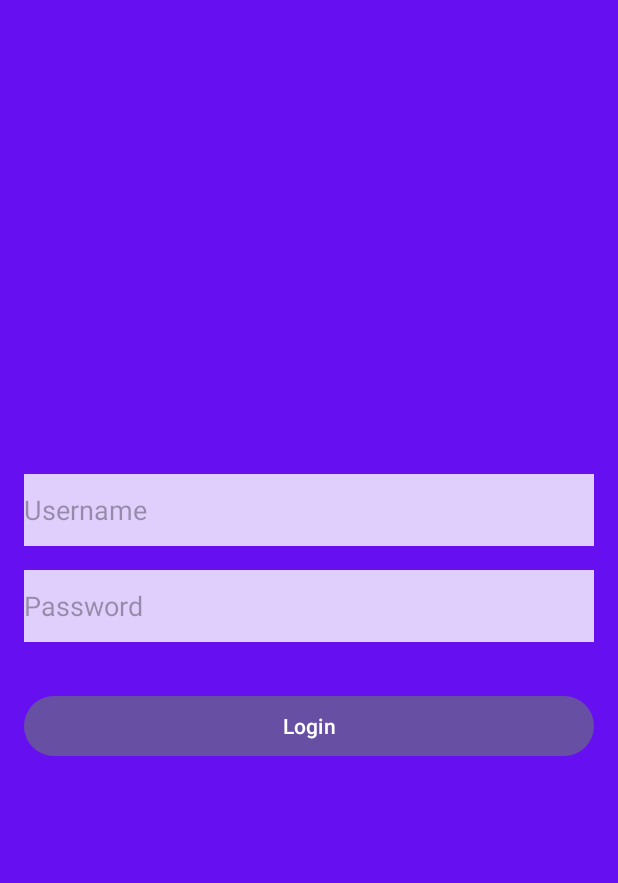
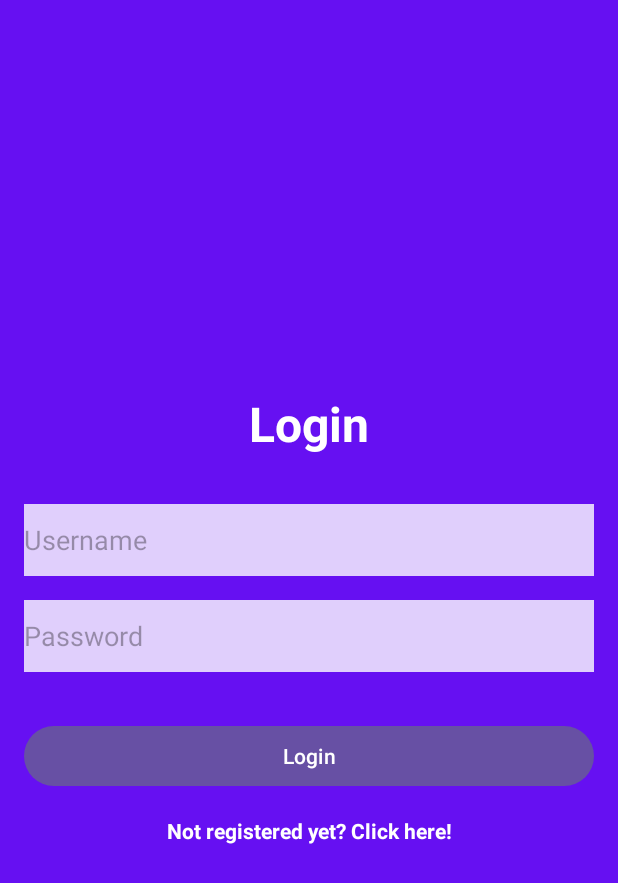
Before and after one commit to yotamfeigin/Ex3_AP2, an Android app: the LoginPage screen opened directly, with no data from a screen before it, after a tap on "Login", on a phone screen of 412 x 824 dp. Shown: the top 883 px of the screen. Run offline under Robolectric (Android 15) with nearby library versions, the phone set to English and light mode, and no system bars; our stand-ins replace Room's generated code.

Commit message:
minor changes

```diff
--- a/MyApplication/app/src/main/java/com/example/myapplication/LoginPage.java
+++ b/MyApplication/app/src/main/java/com/example/myapplication/LoginPage.java
@@ -2,10 +2,10 @@ package com.example.myapplication;
 
 import android.content.Intent;
 import android.os.Bundle;
-import android.util.Log;
 import android.view.View;
 import android.widget.Button;
 import android.widget.EditText;
+import android.widget.TextView;
 
 import androidx.appcompat.app.AppCompatActivity;
 
@@ -14,13 +14,13 @@ import com.example.myapplication.api.LoginAPI;
 import com.example.myapplication.callback.LoginCallback;
 import com.example.myapplication.databinding.ActivityLoginPageBinding;
 import com.example.myapplication.entities.User;
+
 public class LoginPage extends AppCompatActivity {
     private ActivityLoginPageBinding binding;
     private EditText etUsername, etPassword;
-    private String Username, Password;
+    private String username, password;
 
     private User user;
-
 
     @Override
     protected void onCreate(Bundle savedInstanceState) {
@@ -38,21 +38,16 @@ public class LoginPage extends AppCompatActivity {
         btnLogin.setOnClickListener(new View.OnClickListener() {
             @Override
             public void onClick(View v) {
-                Username = etUsername.getText().toString();
-                Password = etPassword.getText().toString();
+                username = etUsername.getText().toString();
+                password = etPassword.getText().toString();
 
-                LoginAPI loginApi = new LoginAPI(Username,Password);
+                LoginAPI loginApi = new LoginAPI(username, password);
                 loginApi.postLogin(user, new LoginCallback() {
                     @Override
                     public void onLoginSuccess(User user) {
                         // User has been updated after the login
-                        Log.d("User", user.getUsername());
-                        Log.d("User", user.getUsername());
                         Intent intent = new Intent(LoginPage.this, ChatsPage.class);
-                        User test = new User("tal1", "logo.jpg", "Tal");
                         intent.putExtra("USER_OBJECT", user);
-                        Log.d("User", user.getUsername());
-
                         startActivity(intent);
                     }
 
@@ -62,8 +57,23 @@ public class LoginPage extends AppCompatActivity {
                         throwable.printStackTrace();
                     }
                 });
-
             }
         });
+
+        TextView tvRegister = binding.tvRegister;
+        tvRegister.setOnClickListener(new View.OnClickListener() {
+            @Override
+            public void onClick(View v) {
+                Intent intent = new Intent(LoginPage.this, RegisterPage.class);
+                startActivity(intent);            }
+        });
+    }
+
+    @Override
+    protected void onResume() {
+        super.onResume();
+        // Clear the EditText fields
+        etUsername.setText("");
+        etPassword.setText("");
     }
 }
--- a/MyApplication/app/src/main/java/com/example/myapplication/entities/Chat.java
+++ b/MyApplication/app/src/main/java/com/example/myapplication/entities/Chat.java
@@ -77,6 +77,7 @@ public class Chat {
     }
 
     public void setProfilePic(String profilePic) {
+
         this.profilePic = profilePic;
     }
 
--- a/MyApplication/app/src/main/res/layout/activity_chats_page.xml
+++ b/MyApplication/app/src/main/res/layout/activity_chats_page.xml
@@ -1,4 +1,3 @@
-<?xml version="1.0" encoding="utf-8"?>
 <androidx.constraintlayout.widget.ConstraintLayout xmlns:android="http://schemas.android.com/apk/res/android"
     xmlns:app="http://schemas.android.com/apk/res-auto"
     xmlns:tools="http://schemas.android.com/tools"
@@ -16,11 +15,11 @@
         android:padding="16dp">
 
         <Button
-            android:id="@+id/btnSettings"
+            android:id="@+id/btnLogout"
             android:layout_width="0dp"
             android:layout_height="wrap_content"
             android:layout_weight="1"
-            android:text="Settings" />
+            android:text="Logout" />
 
         <Button
             android:id="@+id/btnAddChat"
--- a/MyApplication/app/src/main/res/layout/activity_login_page.xml
+++ b/MyApplication/app/src/main/res/layout/activity_login_page.xml
@@ -15,6 +15,17 @@
         app:layout_constraintBottom_toBottomOf="parent"
         app:layout_constraintStart_toStartOf="parent"
         app:layout_constraintEnd_toEndOf="parent">
+
+        <TextView
+            android:id="@+id/tvTitle"
+            android:layout_width="match_parent"
+            android:layout_height="wrap_content"
+            android:text="Login"
+            android:textColor="#FFFFFF"
+            android:textSize="32sp"
+            android:textStyle="bold"
+            android:gravity="center"
+            android:layout_marginBottom="32dp"/>
 
         <EditText
             android:id="@+id/etUsername"
@@ -42,6 +53,17 @@
             android:text="Login"
             android:layout_marginTop="32dp" />
 
+        <TextView
+            android:id="@+id/tvRegister"
+            android:layout_width="match_parent"
+            android:layout_height="wrap_content"
+            android:text="Not registered yet? Click here!"
+            android:textColor="#FFFFFF"
+            android:textSize="14sp"
+            android:gravity="center"
+            android:layout_marginTop="16dp"
+            android:textStyle="bold" />
+
     </LinearLayout>
 
 </androidx.constraintlayout.widget.ConstraintLayout>
```
Also changed, not shown: MyApplication/app/src/main/java/com/example/myapplication/activites/ChatsPage.java (+17 -11 lines), MyApplication/app/src/main/java/com/example/myapplication/adaptes/ChatsAdapter.java (+18 -1 lines).
